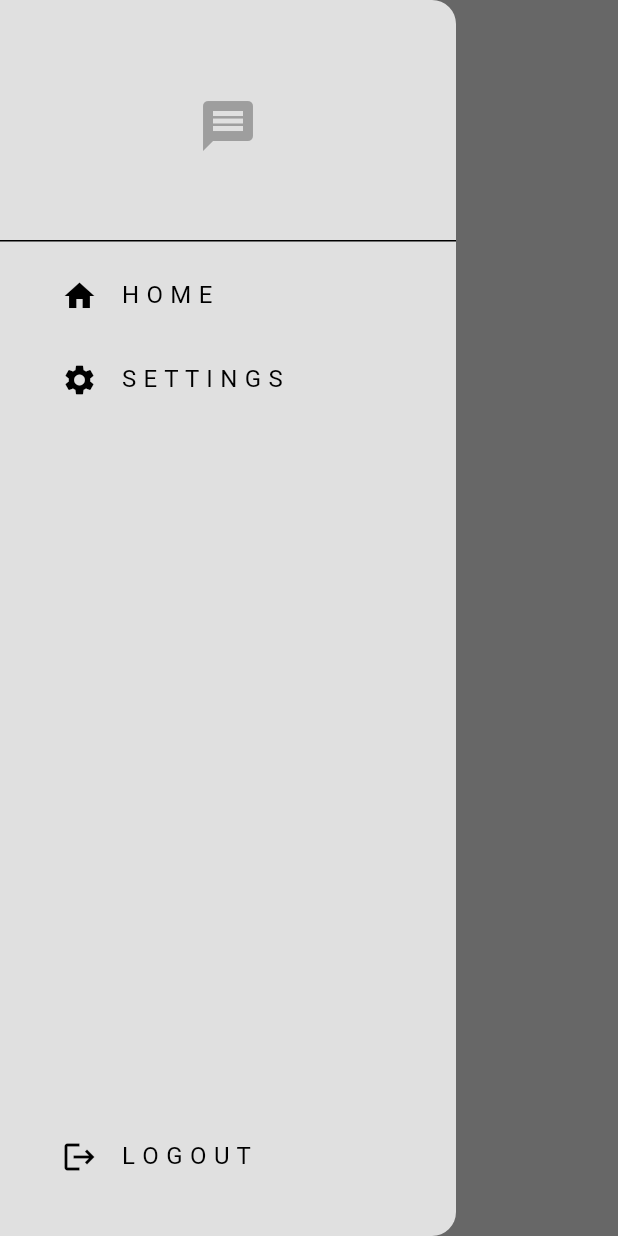
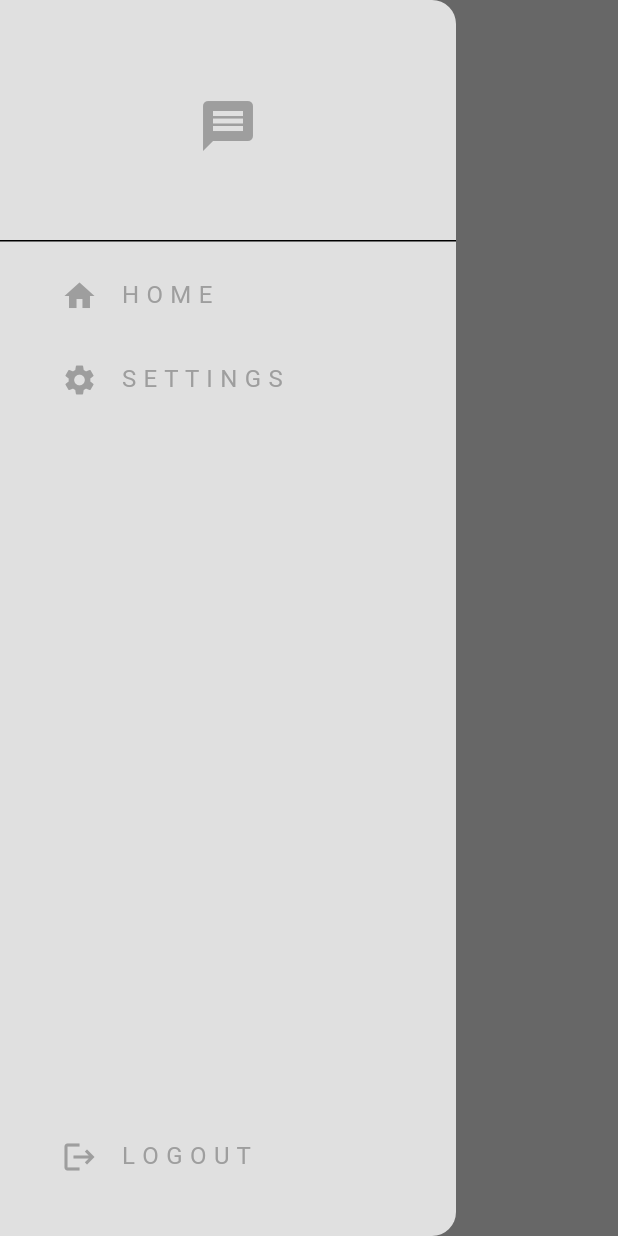
Before and after one commit to BbySharp-dev/Flutter-Minimal-Apps, a Flutter app: the screen it shows once a user with an empty profile is signed in, with the side drawer open, on a phone screen of 412 x 824 dp. Run offline on Flutter 3.47's test engine with Material 3 defaults, Android fonts, the phone set to English and light mode, and no system bars; our stand-ins replace cloud_firestore, firebase_auth, firebase_core; accounts and stored records are empty; network calls fail.

```diff
--- a/flutter_chat_app/lib/components/my_drawer.dart
+++ b/flutter_chat_app/lib/components/my_drawer.dart
@@ -1,5 +1,5 @@
 import 'package:flutter/material.dart';
-import 'package:flutter_chat_app/auth/auth_service.dart';
+import 'package:flutter_chat_app/services/auth/auth_service.dart';
 import 'package:flutter_chat_app/pages/settings_page.dart';
 
 class MyDrawer extends StatelessWidget {
@@ -14,12 +14,9 @@ class MyDrawer extends StatelessWidget {
   @override
   Widget build(BuildContext context) {
     return Drawer(
-      backgroundColor: Theme.of(context)
-          .colorScheme
-          .surface,
+      backgroundColor: Theme.of(context).colorScheme.surface,
       child: Column(
-        mainAxisAlignment: MainAxisAlignment
-            .spaceBetween, // Sắp xếp các thành phần cách đều nhau trong chiều dọc
+        mainAxisAlignment: MainAxisAlignment.spaceBetween,
         children: [
           // Phần trên của Drawer
           Column(
@@ -29,9 +26,7 @@ class MyDrawer extends StatelessWidget {
                 child: Center(
                   child: Icon(
                     Icons.message,
-                    color: Theme.of(context)
-                        .colorScheme
-                        .primary,
+                    color: Theme.of(context).colorScheme.primary,
                     size: 40,
                   ),
                 ),
@@ -39,14 +34,17 @@ class MyDrawer extends StatelessWidget {
 
               // Mục Home
               Padding(
-                padding: const EdgeInsets.only(
-                    left: 25.0),
+                padding: const EdgeInsets.only(left: 25.0),
                 child: ListTile(
-                  title: const Text(
+                  title: Text(
                     "H O M E",
+                    style: TextStyle(
+                      color: Theme.of(context).colorScheme.primary,
+                    ),
                   ),
-                  leading: const Icon(
+                  leading: Icon(
                     Icons.home,
+                    color: Theme.of(context).colorScheme.primary,
                   ),
                   onTap: () {
                     Navigator.pop(context); // Đóng Drawer khi người dùng nhấn
@@ -58,19 +56,22 @@ class MyDrawer extends StatelessWidget {
               Padding(
                 padding: const EdgeInsets.only(left: 25.0),
                 child: ListTile(
-                  title: const Text(
+                  title: Text(
                     "S E T T I N G S",
+                    style: TextStyle(
+                      color: Theme.of(context).colorScheme.primary,
+                    ),
                   ),
-                  leading: const Icon(
+                  leading: Icon(
                     Icons.settings,
+                    color: Theme.of(context).colorScheme.primary,
                   ),
                   onTap: () {
                     Navigator.pop(context); // Đóng Drawer khi nhấn
                     Navigator.push(
                       context,
                       MaterialPageRoute(
-                        builder: (context) =>
-                            const SettingsPage(),
+                        builder: (context) => const SettingsPage(),
                       ),
                     );
                   },
@@ -81,14 +82,17 @@ class MyDrawer extends StatelessWidget {
 
           // Phần dưới của Drawer
           Padding(
-            padding: const EdgeInsets.only(
-                left: 25.0, bottom: 25),
+            padding: const EdgeInsets.only(left: 25.0, bottom: 25),
             child: ListTile(
-              title: const Text(
+              title: Text(
                 "L O G O U T",
+                style: TextStyle(
+                  color: Theme.of(context).colorScheme.primary,
+                ),
               ),
-              leading: const Icon(
+              leading: Icon(
                 Icons.logout,
+                color: Theme.of(context).colorScheme.primary,
               ),
               onTap: logout,
             ),
--- a/flutter_chat_app/lib/main.dart
+++ b/flutter_chat_app/lib/main.dart
@@ -1,6 +1,6 @@
 import 'package:firebase_core/firebase_core.dart';
 import 'package:flutter/material.dart';
-import 'package:flutter_chat_app/auth/auth_gate.dart';
+import 'package:flutter_chat_app/services/auth/auth_gate.dart';
 import 'package:flutter_chat_app/firebase_options.dart';
 import 'package:flutter_chat_app/themes/light_mode.dart';
 
--- a/flutter_chat_app/lib/pages/home_page.dart
+++ b/flutter_chat_app/lib/pages/home_page.dart
@@ -1,8 +1,17 @@
 import 'package:flutter/material.dart';
 import 'package:flutter_chat_app/components/my_drawer.dart';
 
+import '../components/user_tile.dart';
+import '../services/auth/auth_service.dart';
+import '../services/chat/chat_service.dart';
+import 'chat_page.dart';
+
 class HomePage extends StatelessWidget {
-  const HomePage({super.key});
+  HomePage({super.key});
+
+// chat & auth service
+  final ChatService _chatService = ChatService();
+  final AuthService _authService = AuthService();
 
   @override
   Widget build(BuildContext context) {
@@ -10,7 +19,60 @@ class HomePage extends StatelessWidget {
       appBar: AppBar(
         title: const Text("Home"),
       ),
-      drawer: MyDrawer(),
+      drawer: const MyDrawer(),
+      body: _buildUserList(),
     );
   }
+
+// build a list of users except for the current logged-in user
+  Widget _buildUserList() {
+    return StreamBuilder(
+      stream: _chatService
+          .getUsersStream(), // * Theo dõi danh sách người dùng theo thời gian thực.
+      builder: (context, snapshot) {
+        // ! Kiểm tra nếu có lỗi trong quá trình nhận dữ liệu từ stream
+        if (snapshot.hasError) {
+          return const Text("Error");
+        }
+
+        // TODO: Hiển thị trạng thái chờ trong khi stream đang kết nối
+        if (snapshot.connectionState == ConnectionState.waiting) {
+          return const Text("Loading...");
+        }
+
+        // * Hiển thị danh sách người dùng trong một ListView
+        return ListView(
+          children: snapshot
+              .data! // ! Dữ liệu từ snapshot phải được kiểm tra trước khi sử dụng.
+              .map<Widget>((userData) => _buildUserListItem(userData, context))
+              .toList(),
+        );
+      },
+    );
+  }
+
+  // build individual list tile for user
+  Widget _buildUserListItem(
+      Map<String, dynamic> userData, BuildContext context) {
+    // ! Bỏ qua người dùng hiện tại và chỉ hiển thị những người dùng khác
+    if (userData["email"] != _authService.getCurrentUser()!.email) {
+      return UserTile(
+        text: userData["email"],
+        onTap: () {
+          // * Khi nhấn vào user -> điều hướng đến trang chat với email của user
+          Navigator.push(
+            context,
+            MaterialPageRoute(
+              builder: (context) => ChatPage(
+                receiverEmail: userData[
+                    "email"], // * Truyền email của người nhận đến trang ChatPage
+              ),
+            ),
+          );
+        },
+      );
+    } else {
+      return Container(); // * Nếu là người dùng hiện tại, không hiển thị gì.
+    }
+  }
 }
--- a/flutter_chat_app/lib/pages/login_page.dart
+++ b/flutter_chat_app/lib/pages/login_page.dart
@@ -1,7 +1,7 @@
 import 'package:flutter/material.dart';
 import 'package:flutter_chat_app/components/my_button.dart';
 import 'package:flutter_chat_app/components/my_textfield.dart';
-import '../auth/auth_service.dart';
+import '../services/auth/auth_service.dart';
 
 class LoginPage extends StatelessWidget {
   LoginPage({super.key, required this.onTap});
--- a/flutter_chat_app/lib/pages/register_page.dart
+++ b/flutter_chat_app/lib/pages/register_page.dart
@@ -1,5 +1,5 @@
 import 'package:flutter/material.dart';
-import 'package:flutter_chat_app/auth/auth_service.dart';
+import 'package:flutter_chat_app/services/auth/auth_service.dart';
 import '../components/my_button.dart';
 import '../components/my_textfield.dart';
 
--- a/flutter_chat_app/lib/auth/auth_gate.dart
+++ b/flutter_chat_app/lib/services/auth/auth_gate.dart
@@ -1,6 +1,6 @@
 import 'package:firebase_auth/firebase_auth.dart';
 import 'package:flutter/material.dart';
-import 'package:flutter_chat_app/auth/login_or_register.dart';
+import 'package:flutter_chat_app/services/auth/login_or_register.dart';
 import 'package:flutter_chat_app/pages/home_page.dart';
 
 // **AuthGate Widget**
@@ -22,7 +22,7 @@ class AuthGate extends StatelessWidget {
           // Nếu stream trả về dữ liệu hợp lệ (có người dùng đăng nhập),
           // chuyển hướng đến trang HomePage.
           if (snapshot.hasData) {
-            return const HomePage();
+            return HomePage();
           }
 
           // **Trạng thái: Người dùng chưa đăng nhập**
--- a/flutter_chat_app/pubspec.yaml
+++ b/flutter_chat_app/pubspec.yaml
@@ -37,6 +37,7 @@ dependencies:
   cupertino_icons: ^1.0.8
   firebase_core: ^3.8.0
   firebase_auth: ^5.3.3
+  cloud_firestore: ^5.5.0
 
 dev_dependencies:
   flutter_test:
```
Also changed, not shown: flutter_chat_app/lib/components/user_tile.dart (added, +40 -0 lines), flutter_chat_app/lib/pages/chat_page.dart (added, +19 -0 lines), flutter_chat_app/lib/services/auth/auth_service.dart (renamed from flutter_chat_app/lib/auth/auth_service.dart, +24 -0 lines), flutter_chat_app/lib/services/chat/chat_service.dart (added, +36 -0 lines), flutter_chat_app/lib/services/auth/login_or_register.dart (renamed from flutter_chat_app/lib/auth/login_or_register.dart), flutter_chat_app/pubspec.lock, 4 other files.
